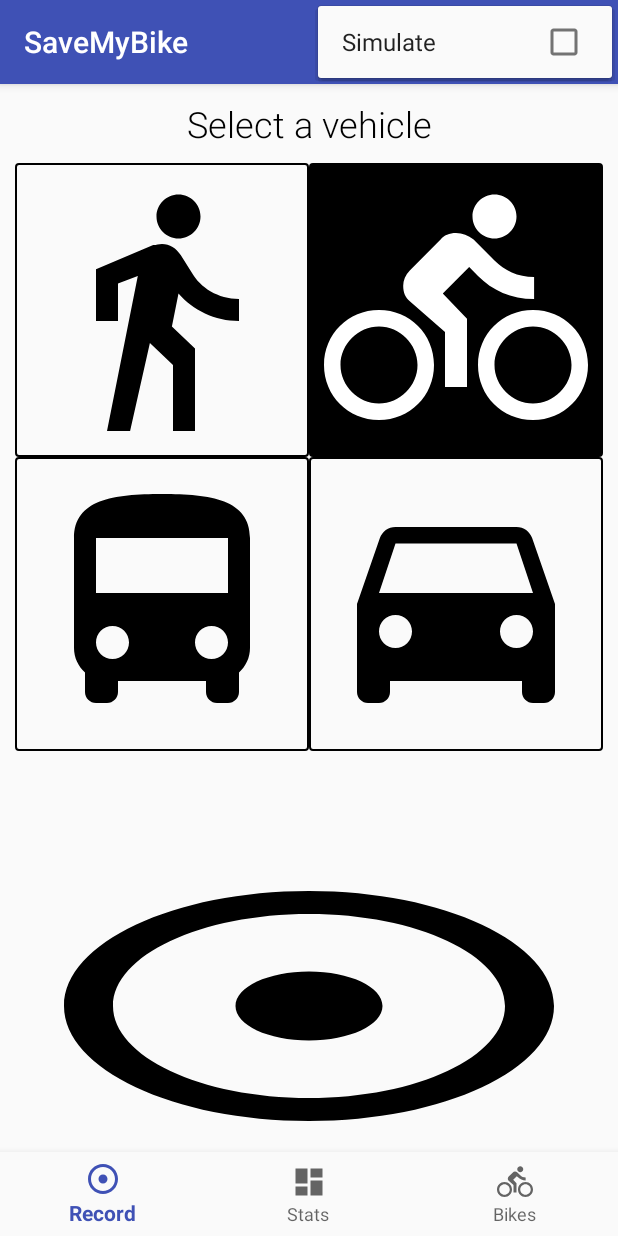
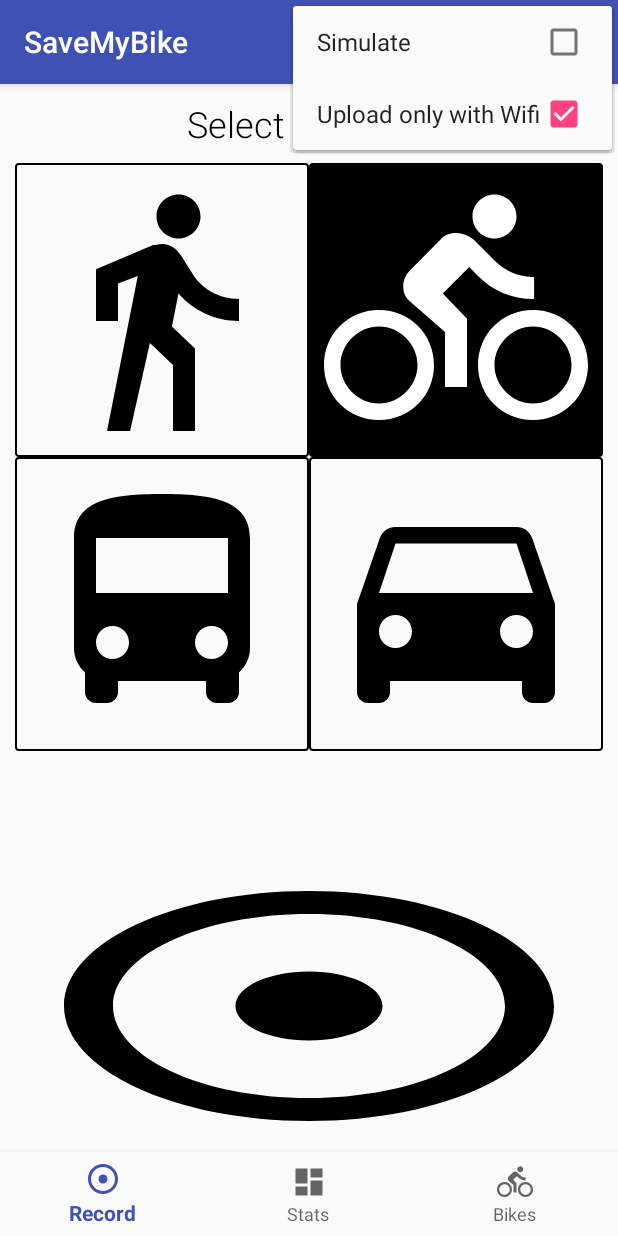
Before and after one commit to geosolutions-it/SaveMyBike, an Android app: the screen it shows after launch (SaveMyBikeActivity), with the options menu open, on a phone screen of 412 x 824 dp. Run offline under Robolectric (Android 15) with nearby library versions, the phone set to English and light mode, and no system bars.

Commit message:
can select to upload with wifi only

```diff
--- a/mobile/app/src/main/java/it/geosolutions/savemybike/data/Constants.java
+++ b/mobile/app/src/main/java/it/geosolutions/savemybike/data/Constants.java
@@ -9,6 +9,7 @@ public class Constants {
 
     public final static int DEFAULT_DATA_READ_INTERVAL = 1000;
     public final static int DEFAULT_PERSISTANCE_INTERVAL = 15000;
+    public final static boolean DEFAULT_WIFI_ONLY = true;
 
     public final static long ONE_HOUR = 3600000;
     public final static long ONE_MINUTE = 60000;
@@ -29,6 +30,8 @@ public class Constants {
     public static final String INTENT_STOP_FROM_SERVICE = "it.geosolutions.savemybike.stop.from.service";
     public static final String INTENT_VEHICLE_UPDATE    = "it.geosolutions.savemybike.vehicle_update";
 
+    public static final String PREF_WIFI_ONLY_UPLOAD = "it.geosolutions.savemybike.pref.wifi_only";
+
     public final static String UNIT_KMH = "km/h";
     public final static String UNIT_MPH = "mph";
     public final static String UNIT_KM = "km";
--- a/mobile/app/src/main/java/it/geosolutions/savemybike/ui/activity/SaveMyBikeActivity.java
+++ b/mobile/app/src/main/java/it/geosolutions/savemybike/ui/activity/SaveMyBikeActivity.java
@@ -14,6 +14,7 @@ import android.os.Build;
 import android.os.Bundle;
 import android.os.Handler;
 import android.os.IBinder;
+import android.preference.PreferenceManager;
 import android.support.annotation.NonNull;
 import android.support.design.widget.BottomNavigationView;
 import android.support.v4.app.ActivityCompat;
@@ -59,7 +60,8 @@ public class SaveMyBikeActivity extends AppCompatActivity {
     }
     protected PermissionIntent mPermissionIntent;
 
-    private boolean simulate;
+    private boolean simulate = false;
+    private boolean uploadWithWifiOnly = true;
 
     @Override
     protected void onCreate(Bundle savedInstanceState) {
@@ -73,7 +75,9 @@ public class SaveMyBikeActivity extends AppCompatActivity {
 
         changeFragment(0);
 
-        currentVehicle = getCurrentVehicleFromConfig();
+        this.currentVehicle = getCurrentVehicleFromConfig();
+
+        this.uploadWithWifiOnly = PreferenceManager.getDefaultSharedPreferences(getBaseContext()).getBoolean(Constants.PREF_WIFI_ONLY_UPLOAD, Constants.DEFAULT_WIFI_ONLY);
     }
 
     @Override
@@ -363,6 +367,10 @@ public class SaveMyBikeActivity extends AppCompatActivity {
             followItem.setChecked(simulate);
             followItem.setIcon(simulate ? android.R.drawable.checkbox_on_background : android.R.drawable.checkbox_off_background);
 
+            MenuItem wifiOnlyItem = menu.findItem(R.id.menu_upload_wifi);
+            wifiOnlyItem.setChecked(uploadWithWifiOnly);
+            wifiOnlyItem.setIcon(uploadWithWifiOnly ? android.R.drawable.checkbox_on_background : android.R.drawable.checkbox_off_background);
+
             return true;
         }else{
             return  super.onCreateOptionsMenu(menu);
@@ -383,6 +391,14 @@ public class SaveMyBikeActivity extends AppCompatActivity {
                 }
                 invalidateOptionsMenu();
                 break;
+            case R.id.menu_upload_wifi:
+
+                uploadWithWifiOnly = !uploadWithWifiOnly;
+                //save this setting
+                PreferenceManager.getDefaultSharedPreferences(getBaseContext()).edit().putBoolean(Constants.PREF_WIFI_ONLY_UPLOAD, uploadWithWifiOnly).apply();
+                invalidateOptionsMenu();
+                break;
+
         }
 
         return super.onOptionsItemSelected(item);
--- a/mobile/app/src/main/res/menu/menu_record.xml
+++ b/mobile/app/src/main/res/menu/menu_record.xml
@@ -1,12 +1,21 @@
 <?xml version="1.0" encoding="utf-8"?>
 <menu xmlns:android="http://schemas.android.com/apk/res/android"
-      xmlns:app="http://schemas.android.com/apk/res-auto" >
+      xmlns:app="http://schemas.android.com/apk/res-auto">
 
     <item
         android:id="@+id/menu_simulate"
         android:checkable="true"
         android:checked="false"
-        android:title="Simulate"
+        android:title="@string/menu_simulate"
+        android:visible="true"
+        app:showAsAction="never">
+    </item>
+
+    <item
+        android:id="@+id/menu_upload_wifi"
+        android:checkable="true"
+        android:checked="true"
+        android:title="@string/menu_wifi"
         android:visible="true"
         app:showAsAction="never">
     </item>
--- a/mobile/app/src/main/res/values/strings.xml
+++ b/mobile/app/src/main/res/values/strings.xml
@@ -11,6 +11,8 @@
     <!-- Notification actions -->
     <string name="mode">Change Mode</string>
     <string name="stop">Stop</string>
+    <string name="menu_simulate">Simulate</string>
+    <string name="menu_wifi">Upload only with Wifi</string>
 
 
 </resources>
```
